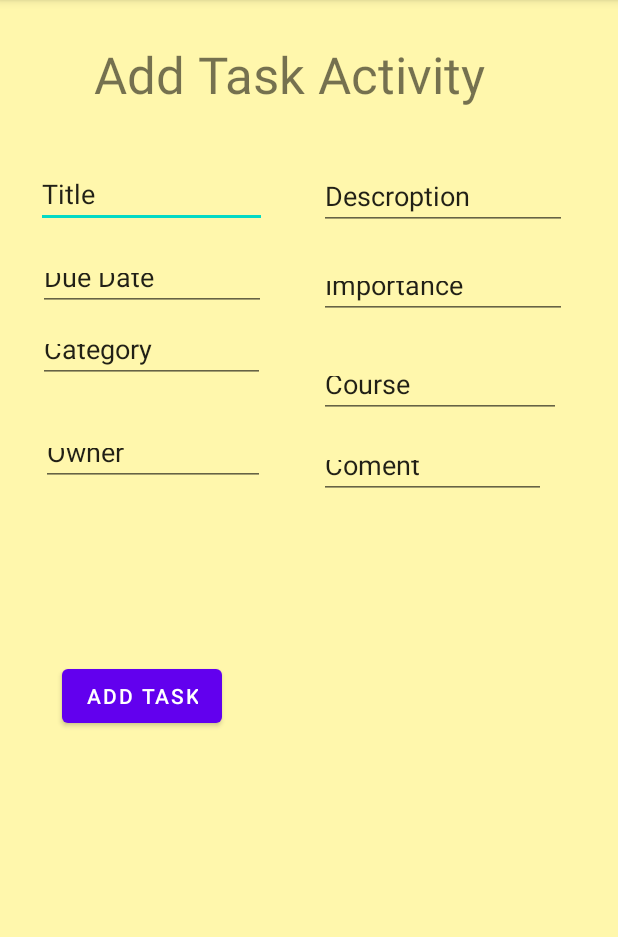
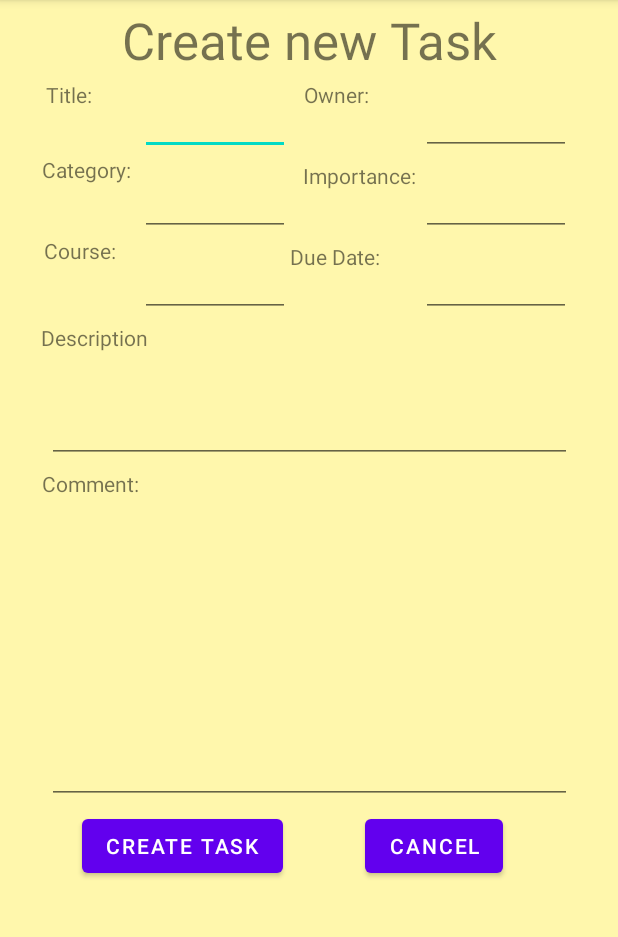
Before and after one commit to BrianTsangCa/Group6_SchoolKit, an Android app: the AddTaskActivity screen opened directly, with no data from a screen before it, on a phone screen of 412 x 824 dp, the part 84-1021 px from its top. Run offline under Robolectric (Android 15) with nearby library versions, the phone set to English and light mode, and no system bars.

Commit message:
done the UI of create task page.

```diff
--- a/app/src/main/java/com/example/group6_schoolkit/activity_login.java
+++ b/app/src/main/java/com/example/group6_schoolkit/Login/activity_login.java
@@ -1,4 +1,4 @@
-package com.example.group6_schoolkit;
+package com.example.group6_schoolkit.Login;
 
 import androidx.appcompat.app.AppCompatActivity;
 
@@ -7,7 +7,7 @@ import android.os.Bundle;
 import android.view.View;
 import android.widget.Button;
 
-import com.example.group6_schoolkit.MainActivity;
+import com.example.group6_schoolkit.R;
 import com.example.group6_schoolkit.taskCrud.HomeTaskCrud;
 
 public class activity_login extends AppCompatActivity {
@@ -17,12 +17,10 @@ public class activity_login extends AppCompatActivity {
         super.onCreate(savedInstanceState);
         setContentView(R.layout.activity_login);
         Button btn_LoginPage=findViewById(R.id.btn_LoginPage_Login);
-        btn_LoginPage.setOnClickListener(new View.OnClickListener() {
-            @Override
-            public void onClick(View v) {
+        btn_LoginPage.setOnClickListener((View v)-> {
                 Intent intent = new Intent(activity_login.this, HomeTaskCrud.class);
                 startActivity(intent);
-            }
+
         });
     }
 }
--- a/app/src/main/java/com/example/group6_schoolkit/taskCrud/AddTaskActivity.java
+++ b/app/src/main/java/com/example/group6_schoolkit/taskCrud/AddTaskActivity.java
@@ -2,6 +2,7 @@ package com.example.group6_schoolkit.taskCrud;
 
 import androidx.appcompat.app.AppCompatActivity;
 
+import android.content.Intent;
 import android.os.Bundle;
 import android.view.View;
 import android.widget.Button;
@@ -11,24 +12,23 @@ import com.example.group6_schoolkit.R;
 
 public class AddTaskActivity extends AppCompatActivity {
     EditText title,desc, due, importance, category, course,owner,comment;
-    Button btnSaveTask;
+    Button btn_createTask,btn_Cancel;
     @Override
     protected void onCreate(Bundle savedInstanceState) {
         super.onCreate(savedInstanceState);
         setContentView(R.layout.activity_add_task);
-        title=findViewById(R.id.EditTextTitle);
-        desc = findViewById(R.id.EditTextDesc);
-        due = findViewById(R.id.EditTextDue);
-        importance=findViewById(R.id.EditTextImp);
-        category=findViewById(R.id.EditTextCategory);
-        course=findViewById(R.id.EditTextCourse);
-        owner=findViewById(R.id.EditTextOwner);
-        comment=findViewById(R.id.EditTextComment);
-        btnSaveTask=findViewById(R.id.btnSaveTask);
 
-        btnSaveTask.setOnClickListener(new View.OnClickListener() {
-            @Override
-            public void onClick(View view) {
+        title=findViewById(R.id.EditTxt_CreatePage_title);
+        desc = findViewById(R.id.EditTxt_CreatePage_description);
+        due = findViewById(R.id.EditTxt_CreatePage_duedate);
+        importance=findViewById(R.id.EditTxt_CreatePage_importance);
+        category=findViewById(R.id.EditTxt_CreatePage_category);
+        course=findViewById(R.id.EditTxt_CreatePage_course);
+        owner=findViewById(R.id.EditTxt_CreatePage_Owner);
+        comment=findViewById(R.id.EditTxt_CreatePage_comment);
+        btn_createTask=findViewById(R.id.btn_createTask);
+
+        btn_createTask.setOnClickListener((View view)-> {
                 TaskModel taskObject = new TaskModel(
                         title.getText().toString(),
                         desc.getText().toString(),
@@ -40,9 +40,12 @@ public class AddTaskActivity extends AppCompatActivity {
                         comment.getText().toString(),
                         1,1
                 );
-
                 TaskUtil.getInstance().addTask(taskObject);
-            }
+            startActivity(new Intent(AddTaskActivity.this,HomeTaskCrud.class));
+        });
+        btn_Cancel=findViewById(R.id.btn_Cancel);
+        btn_Cancel.setOnClickListener((View v)-> {
+            startActivity(new Intent(AddTaskActivity.this,HomeTaskCrud.class));
         });
 
     }
--- a/app/src/main/res/layout/activity_add_task.xml
+++ b/app/src/main/res/layout/activity_add_task.xml
@@ -8,133 +8,215 @@
     tools:context=".taskCrud.AddTaskActivity">
 
     <TextView
-        android:id="@+id/textView6"
+        android:id="@+id/txtView_CreatePage_course"
         android:layout_width="wrap_content"
         android:layout_height="wrap_content"
-        android:text="Add Task Activity"
+        android:text="Course:"
+        app:layout_constraintEnd_toEndOf="parent"
+        app:layout_constraintHorizontal_bias="0.08"
+        app:layout_constraintStart_toStartOf="parent"
+        app:layout_constraintTop_toBottomOf="@+id/EditTxt_CreatePage_category" />
+
+    <TextView
+        android:id="@+id/txtView_CreatePage_description"
+        android:layout_width="wrap_content"
+        android:layout_height="wrap_content"
+        android:layout_marginTop="4dp"
+        android:text="Description"
+        app:layout_constraintEnd_toEndOf="parent"
+        app:layout_constraintHorizontal_bias="0.08"
+        app:layout_constraintStart_toStartOf="parent"
+        app:layout_constraintTop_toBottomOf="@+id/EditTxt_CreatePage_course" />
+
+    <TextView
+        android:id="@+id/txtView_CreatePage_comment"
+        android:layout_width="wrap_content"
+        android:layout_height="wrap_content"
+        android:layout_marginTop="4dp"
+        android:text="Comment:"
+        app:layout_constraintEnd_toEndOf="parent"
+        app:layout_constraintHorizontal_bias="0.08"
+        app:layout_constraintStart_toStartOf="parent"
+        app:layout_constraintTop_toBottomOf="@+id/EditTxt_CreatePage_description" />
+
+    <TextView
+        android:id="@+id/txtView_CreatePage_duedate"
+        android:layout_width="wrap_content"
+        android:layout_height="wrap_content"
+        android:layout_marginTop="4dp"
+        android:text="Due Date:"
+        app:layout_constraintEnd_toEndOf="parent"
+        app:layout_constraintHorizontal_bias="0.55"
+        app:layout_constraintStart_toStartOf="parent"
+        app:layout_constraintTop_toBottomOf="@+id/EditTxt_CreatePage_importance" />
+
+    <TextView
+        android:id="@+id/txtView_CreatePage_category"
+        android:layout_width="wrap_content"
+        android:layout_height="wrap_content"
+        android:text="Category:"
+        app:layout_constraintEnd_toEndOf="parent"
+        app:layout_constraintHorizontal_bias="0.08"
+        app:layout_constraintStart_toStartOf="parent"
+        app:layout_constraintTop_toBottomOf="@+id/EditTxt_CreatePage_title" />
+
+    <TextView
+        android:id="@+id/txtView_CreatePage_importance"
+        android:layout_width="wrap_content"
+        android:layout_height="wrap_content"
+        android:layout_marginTop="4dp"
+        android:text="Importance:"
+        app:layout_constraintEnd_toEndOf="parent"
+        app:layout_constraintHorizontal_bias="0.6"
+        app:layout_constraintStart_toStartOf="parent"
+        app:layout_constraintTop_toBottomOf="@+id/EditTxt_CreatePage_Owner" />
+
+    <TextView
+        android:id="@+id/txtView_CreatePage_Header"
+        android:layout_width="wrap_content"
+        android:layout_height="wrap_content"
+        android:layout_marginTop="4dp"
+        android:text="Create new Task"
         android:textSize="34sp"
-        app:layout_constraintBottom_toBottomOf="parent"
         app:layout_constraintEnd_toEndOf="parent"
-        app:layout_constraintHorizontal_bias="0.417"
         app:layout_constraintStart_toStartOf="parent"
-        app:layout_constraintTop_toTopOf="parent"
-        app:layout_constraintVertical_bias="0.037" />
+        app:layout_constraintTop_toTopOf="parent" />
 
     <EditText
-        android:id="@+id/EditTextTitle"
-        android:layout_width="154dp"
-        android:layout_height="40dp"
-        android:layout_marginStart="24dp"
-        android:layout_marginTop="40dp"
+        android:id="@+id/EditTxt_CreatePage_title"
+        android:layout_width="100dp"
+        android:layout_height="50dp"
+        android:layout_marginTop="4dp"
         android:ems="10"
         android:inputType="textPersonName"
-        android:text="Title"
+        app:layout_constraintEnd_toEndOf="parent"
+        app:layout_constraintHorizontal_bias="0.3"
         app:layout_constraintStart_toStartOf="parent"
-        app:layout_constraintTop_toBottomOf="@+id/textView6" />
+        app:layout_constraintTop_toBottomOf="@+id/txtView_CreatePage_Header" />
 
     <EditText
-        android:id="@+id/EditTextDesc"
-        android:layout_width="165dp"
-        android:layout_height="41dp"
-        android:layout_marginTop="40dp"
+        android:id="@+id/EditTxt_CreatePage_description"
+        android:layout_width="350dp"
+        android:layout_height="70dp"
+        android:layout_marginTop="4dp"
         android:ems="10"
         android:inputType="textPersonName"
-        android:text="Descroption"
         app:layout_constraintEnd_toEndOf="parent"
-        app:layout_constraintStart_toEndOf="@+id/EditTextTitle"
-        app:layout_constraintTop_toBottomOf="@+id/textView6" />
+        app:layout_constraintStart_toStartOf="parent"
+        app:layout_constraintTop_toBottomOf="@+id/txtView_CreatePage_description" />
 
     <EditText
-        android:id="@+id/EditTextDue"
-        android:layout_width="152dp"
-        android:layout_height="35dp"
-        android:layout_marginTop="20dp"
+        android:id="@+id/EditTxt_CreatePage_duedate"
+        android:layout_width="100dp"
+        android:layout_height="50dp"
+        android:layout_marginTop="4dp"
         android:ems="10"
         android:inputType="textPersonName"
-        android:text="Due Date"
-        app:layout_constraintEnd_toEndOf="@+id/EditTextTitle"
-        app:layout_constraintStart_toStartOf="@+id/EditTextTitle"
-        app:layout_constraintTop_toBottomOf="@+id/EditTextTitle" />
+        app:layout_constraintEnd_toEndOf="parent"
+        app:layout_constraintHorizontal_bias="0.9"
+        app:layout_constraintStart_toStartOf="parent"
+        app:layout_constraintTop_toBottomOf="@+id/EditTxt_CreatePage_importance" />
 
     <EditText
-        android:id="@+id/EditTextImp"
-        android:layout_width="165dp"
-        android:layout_height="35dp"
-        android:layout_marginTop="24dp"
+        android:id="@+id/EditTxt_CreatePage_importance"
+        android:layout_width="100dp"
+        android:layout_height="50dp"
+        android:layout_marginTop="4dp"
         android:ems="10"
         android:inputType="textPersonName"
-        android:text="Importance"
-        app:layout_constraintEnd_toEndOf="@+id/EditTextDesc"
-        app:layout_constraintHorizontal_bias="0.0"
-        app:layout_constraintStart_toStartOf="@+id/EditTextDesc"
-        app:layout_constraintTop_toBottomOf="@+id/EditTextDesc" />
+        app:layout_constraintEnd_toEndOf="parent"
+        app:layout_constraintHorizontal_bias="0.9"
+        app:layout_constraintStart_toStartOf="parent"
+        app:layout_constraintTop_toBottomOf="@+id/EditTxt_CreatePage_Owner" />
 
     <EditText
-        android:id="@+id/EditTextCategory"
-        android:layout_width="151dp"
-        android:layout_height="36dp"
-        android:layout_marginTop="12dp"
+        android:id="@+id/EditTxt_CreatePage_category"
+        android:layout_width="100dp"
+        android:layout_height="50dp"
+        android:layout_marginTop="4dp"
         android:ems="10"
         android:inputType="textPersonName"
-        android:text="Category"
-        app:layout_constraintEnd_toEndOf="@+id/EditTextDue"
-        app:layout_constraintHorizontal_bias="0.0"
-        app:layout_constraintStart_toStartOf="@+id/EditTextDue"
-        app:layout_constraintTop_toBottomOf="@+id/EditTextDue" />
+        app:layout_constraintEnd_toEndOf="parent"
+        app:layout_constraintHorizontal_bias="0.3"
+        app:layout_constraintStart_toStartOf="parent"
+        app:layout_constraintTop_toBottomOf="@+id/EditTxt_CreatePage_title" />
 
     <EditText
-        android:id="@+id/EditTextCourse"
-        android:layout_width="161dp"
-        android:layout_height="38dp"
-        android:layout_marginTop="28dp"
+        android:id="@+id/EditTxt_CreatePage_course"
+        android:layout_width="100dp"
+        android:layout_height="50dp"
+        android:layout_marginTop="4dp"
         android:ems="10"
         android:inputType="textPersonName"
-        android:text="Course"
-        app:layout_constraintEnd_toEndOf="@+id/EditTextImp"
-        app:layout_constraintHorizontal_bias="0.0"
-        app:layout_constraintStart_toStartOf="@+id/EditTextImp"
-        app:layout_constraintTop_toBottomOf="@+id/EditTextImp" />
+        app:layout_constraintEnd_toEndOf="parent"
+        app:layout_constraintHorizontal_bias="0.3"
+        app:layout_constraintStart_toStartOf="parent"
+        app:layout_constraintTop_toBottomOf="@+id/EditTxt_CreatePage_category" />
 
     <EditText
-        android:id="@+id/EditTextOwner"
-        android:layout_width="149dp"
-        android:layout_height="35dp"
-        android:layout_marginTop="24dp"
+        android:id="@+id/EditTxt_CreatePage_Owner"
+        android:layout_width="100dp"
+        android:layout_height="50dp"
+        android:layout_marginTop="4dp"
         android:ems="10"
         android:inputType="textPersonName"
-        android:text="Owner"
-        app:layout_constraintBottom_toBottomOf="parent"
-        app:layout_constraintEnd_toEndOf="@+id/EditTextCategory"
-        app:layout_constraintHorizontal_bias="1.0"
-        app:layout_constraintStart_toStartOf="@+id/EditTextCategory"
-        app:layout_constraintTop_toBottomOf="@+id/EditTextCategory"
-        app:layout_constraintVertical_bias="0.02" />
+        app:layout_constraintEnd_toEndOf="parent"
+        app:layout_constraintHorizontal_bias="0.9"
+        app:layout_constraintStart_toStartOf="parent"
+        app:layout_constraintTop_toBottomOf="@+id/txtView_CreatePage_Header" />
 
     <EditText
-        android:id="@+id/EditTextComment"
-        android:layout_width="151dp"
-        android:layout_height="36dp"
+        android:id="@+id/EditTxt_CreatePage_comment"
+        android:layout_width="350dp"
+        android:layout_height="200dp"
+        android:layout_marginTop="4dp"
         android:ems="10"
         android:inputType="textPersonName"
-        android:text="Coment"
-        app:layout_constraintBottom_toBottomOf="parent"
-        app:layout_constraintEnd_toEndOf="@+id/EditTextCourse"
-        app:layout_constraintHorizontal_bias="0.0"
-        app:layout_constraintStart_toStartOf="@+id/EditTextCourse"
-        app:layout_constraintTop_toBottomOf="@+id/EditTextCourse"
-        app:layout_constraintVertical_bias="0.039" />
+        app:layout_constraintEnd_toEndOf="parent"
+        app:layout_constraintStart_toStartOf="parent"
+        app:layout_constraintTop_toBottomOf="@+id/txtView_CreatePage_comment" />
 
     <Button
-        android:id="@+id/btnSaveTask"
+        android:id="@+id/btn_createTask"
         android:layout_width="wrap_content"
         android:layout_height="wrap_content"
-        android:layout_marginTop="368dp"
-        android:text="Add Task"
-        app:layout_constraintBottom_toBottomOf="parent"
+        android:layout_marginTop="4dp"
+        android:text="Create Task"
+        app:layout_constraintEnd_toStartOf="@+id/btn_Cancel"
+        app:layout_constraintStart_toStartOf="parent"
+        app:layout_constraintTop_toBottomOf="@+id/EditTxt_CreatePage_comment" />
+
+    <Button
+        android:id="@+id/btn_Cancel"
+        android:layout_width="wrap_content"
+        android:layout_height="wrap_content"
+        android:layout_marginTop="4dp"
+        android:text="Cancel"
         app:layout_constraintEnd_toEndOf="parent"
-        app:layout_constraintHorizontal_bias="0.135"
+        app:layout_constraintHorizontal_bias="0.76"
         app:layout_constraintStart_toStartOf="parent"
-        app:layout_constraintTop_toBottomOf="@+id/textView6"
-        app:layout_constraintVertical_bias="0.0" />
+        app:layout_constraintTop_toBottomOf="@+id/EditTxt_CreatePage_comment" />
+
+    <TextView
+        android:id="@+id/txtView_CreatePage_title"
+        android:layout_width="wrap_content"
+        android:layout_height="wrap_content"
+        android:layout_marginTop="4dp"
+        android:text="Title:"
+        app:layout_constraintEnd_toEndOf="parent"
+        app:layout_constraintHorizontal_bias="0.08"
+        app:layout_constraintStart_toStartOf="parent"
+        app:layout_constraintTop_toBottomOf="@+id/txtView_CreatePage_Header" />
+
+    <TextView
+        android:id="@+id/txtView_CreatePage_owner"
+        android:layout_width="wrap_content"
+        android:layout_height="wrap_content"
+        android:layout_marginTop="4dp"
+        android:text="Owner:"
+        app:layout_constraintEnd_toEndOf="parent"
+        app:layout_constraintHorizontal_bias="0.55"
+        app:layout_constraintStart_toStartOf="parent"
+        app:layout_constraintTop_toBottomOf="@+id/txtView_CreatePage_Header" />
 
 </androidx.constraintlayout.widget.ConstraintLayout>
--- a/app/src/main/res/layout/activity_login.xml
+++ b/app/src/main/res/layout/activity_login.xml
@@ -5,7 +5,7 @@
     android:layout_width="match_parent"
     android:layout_height="match_parent"
     android:background="#FFF7AC"
-    tools:context=".activity_login">
+    tools:context=".Login.activity_login">
 
     <TextView
         android:id="@+id/txtView_LoginPageTitle"
```
